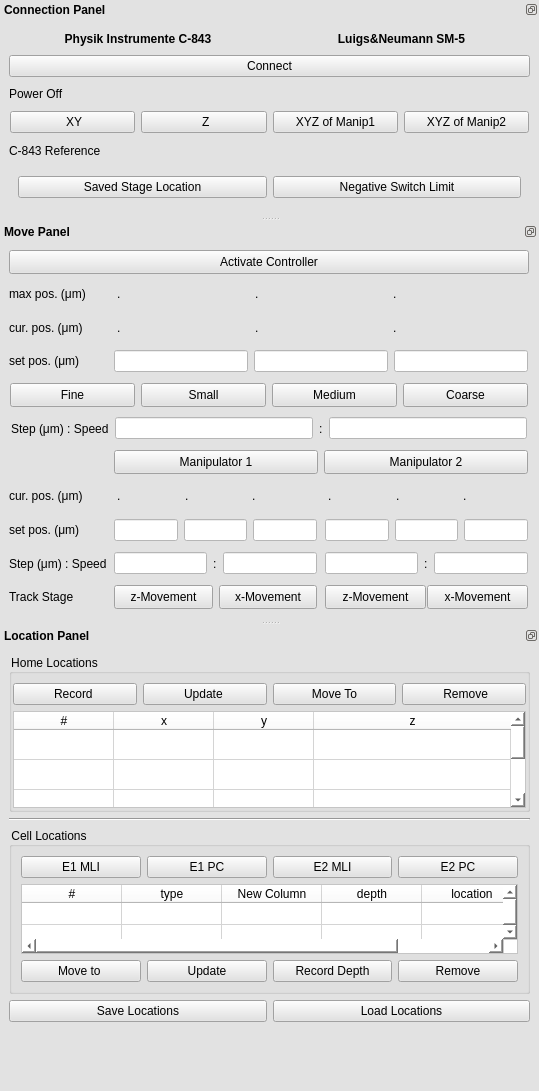
This is manipulator.ui in mgraupe/ManipulatorControl as Qt 5 draws it before an edit. The edited form follows.
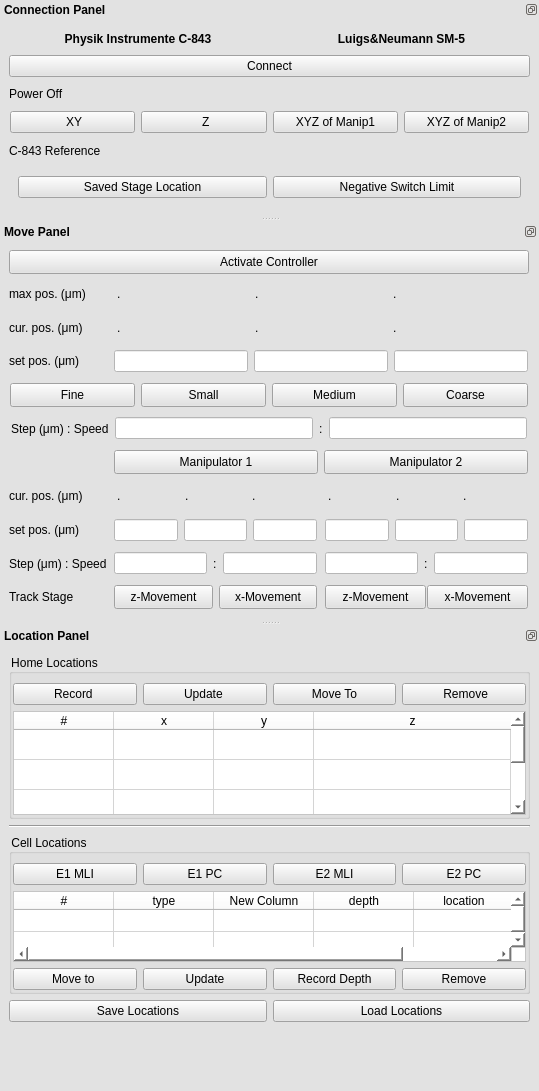
This is the edited form.

Commit message: size adjustments

Patch:
```diff
--- a/manipulator.ui
+++ b/manipulator.ui
@@ -1033,6 +1033,9 @@
        <property name="title">
         <string>Home Locations</string>
        </property>
+       <property name="flat">
+        <bool>false</bool>
+       </property>
        <layout class="QGridLayout" name="gridLayout_4">
         <property name="leftMargin">
          <number>1</number>
@@ -1136,6 +1139,15 @@
         <string>Cell Locations</string>
        </property>
        <layout class="QGridLayout" name="gridLayout_7">
+        <property name="leftMargin">
+         <number>1</number>
+        </property>
+        <property name="rightMargin">
+         <number>1</number>
+        </property>
+        <property name="bottomMargin">
+         <number>1</number>
+        </property>
         <item row="0" column="0">
          <widget class="QPushButton" name="electrode1MLIBtn">
           <property name="maximumSize">
```
